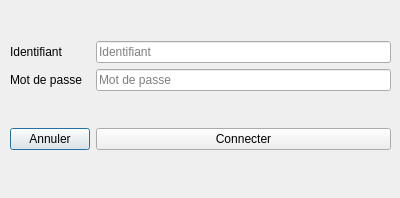
Before: the Qt Designer form loginwindow.ui in Kurond/Projet_Qt, drawn with Qt 5.
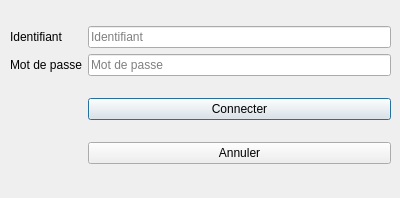
After: the same form once the commit is applied.

The edit to the form file:
```diff
--- a/loginwindow.ui
+++ b/loginwindow.ui
@@ -23,13 +23,6 @@
     </rect>
    </property>
    <layout class="QGridLayout" name="mainLayout">
-    <item row="1" column="1">
-     <widget class="QPushButton" name="cancelButon">
-      <property name="text">
-       <string>Annuler</string>
-      </property>
-     </widget>
-    </item>
     <item row="1" column="2">
      <widget class="QPushButton" name="connectButton">
       <property name="text">
@@ -76,6 +69,13 @@
       </item>
      </layout>
     </item>
+    <item row="2" column="2">
+     <widget class="QPushButton" name="cancelButon">
+      <property name="text">
+       <string>Annuler</string>
+      </property>
+     </widget>
+    </item>
    </layout>
   </widget>
  </widget>
```
